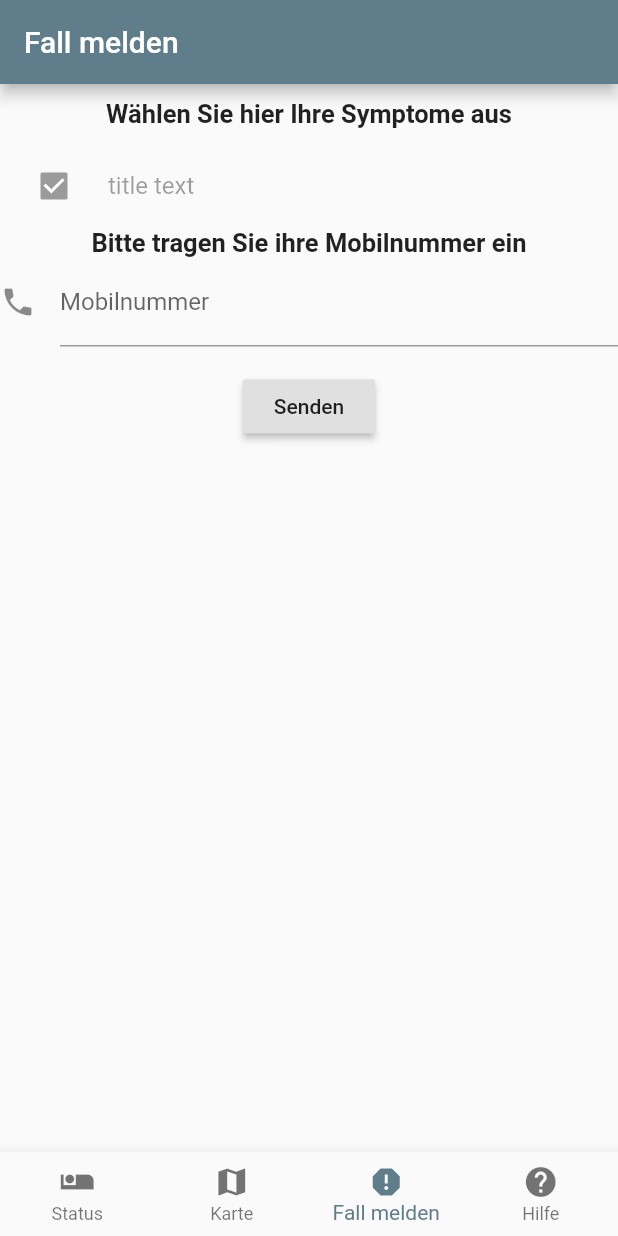
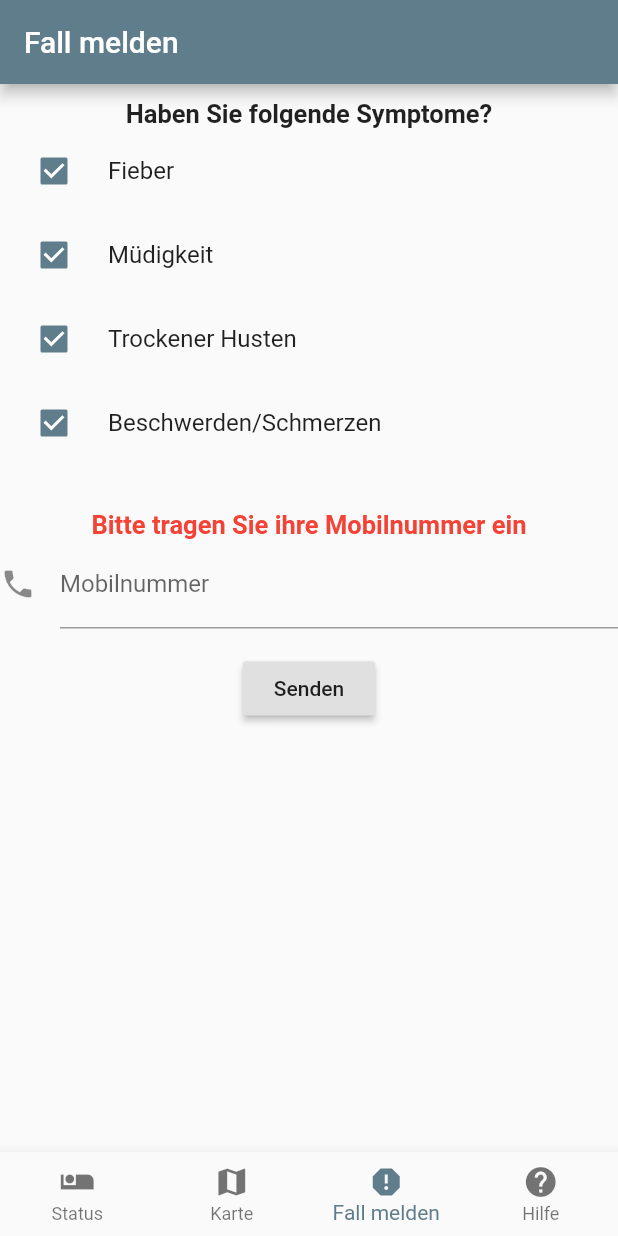
Before and after one commit to ninogjoni/wvsv_corona_tracker, a Flutter app: the screen it shows after launch, item 3 of the bottom bar chosen, on a phone screen of 412 x 824 dp. Run offline on Flutter 3.47's test engine with Material 2 defaults, Android fonts, the phone set to English and light mode, and no system bars.

Commit message:
Added 4 checkboxes for symptoms

```diff
--- a/frontend/corona_tracker/lib/navigation/ReportScreen.dart
+++ b/frontend/corona_tracker/lib/navigation/ReportScreen.dart
@@ -5,6 +5,7 @@ import 'package:corona_tracker/models/PhoneNumber.dart';
 
 
 class ReportScreen extends StatelessWidget {
+
   @override
   ReportScreenFormState createState() {
     return ReportScreenFormState();
@@ -40,6 +41,14 @@ class ReportScreenFormState extends State<ReportScreenForm> {
   // and allows validation of the form.
   final _formKey = GlobalKey<FormState>();
 
+  //TODO Am Besten eine User Instanz erzeugen und die gewaehlten Checkboxes in eine Liste packen
+
+  bool _feverChecked = true;
+  bool _tirednessChecked = true;
+  bool _dryCoughChecked = true;
+  bool _achesPainsChecked = true;
+
+
   @override
   Widget build(BuildContext context) {
     // Build a Form widget using the _formKey created above.
@@ -52,25 +61,61 @@ class ReportScreenFormState extends State<ReportScreenForm> {
             padding: const EdgeInsets.symmetric(vertical: 5.0),
           ),
           Text (
-              'Wählen Sie hier Ihre Symptome aus',
+              'Haben Sie folgende Symptome?',
               style: TextStyle(
                   fontWeight: FontWeight.bold,
                   fontSize: 17
               )
           ),
-          Padding(
-            padding: const EdgeInsets.symmetric(vertical: 5.0),
+          CheckboxListTile(
+            title: Text("Fieber"),
+            value: _feverChecked,
+            onChanged: (value) {
+              setState(() {
+                _feverChecked = value;
+              });
+            },
+            controlAffinity: ListTileControlAffinity.leading, //  <-- leading Checkbox
           ),
           CheckboxListTile(
-            title: Text("title text"),
-            value: true,
-            controlAffinity: ListTileControlAffinity.leading,  //  <-- leading Checkbox
+            title: Text("Müdigkeit"),
+            value: _tirednessChecked,
+            onChanged: (value) {
+              setState(() {
+                _tirednessChecked = value;
+              });
+            },
+            controlAffinity: ListTileControlAffinity.leading, //  <-- leading Checkbox
+          ),
+          CheckboxListTile(
+            title: Text("Trockener Husten"),
+            value: _dryCoughChecked,
+            onChanged: (value) {
+              setState(() {
+                _dryCoughChecked = value;
+              });
+            },
+            controlAffinity: ListTileControlAffinity.leading, //  <-- leading Checkbox
+          ),
+          CheckboxListTile(
+            title: Text("Beschwerden/Schmerzen"),
+            value: _achesPainsChecked,
+            onChanged: (value) {
+              setState(() {
+                _achesPainsChecked = value;
+              });
+            },
+            controlAffinity: ListTileControlAffinity.leading, //  <-- leading Checkbox
+          ),
+          Padding(
+            padding: const EdgeInsets.symmetric(vertical: 15.0),
           ),
           Text (
             'Bitte tragen Sie ihre Mobilnummer ein',
                 style: TextStyle(
                     fontWeight: FontWeight.bold,
-                    fontSize: 17
+                    fontSize: 17,
+                    color: Colors.red
                 )
           ),
           TextFormField(
```
Also changed, not shown: frontend/corona_tracker/lib/models/User.dart (+4 -4 lines).
